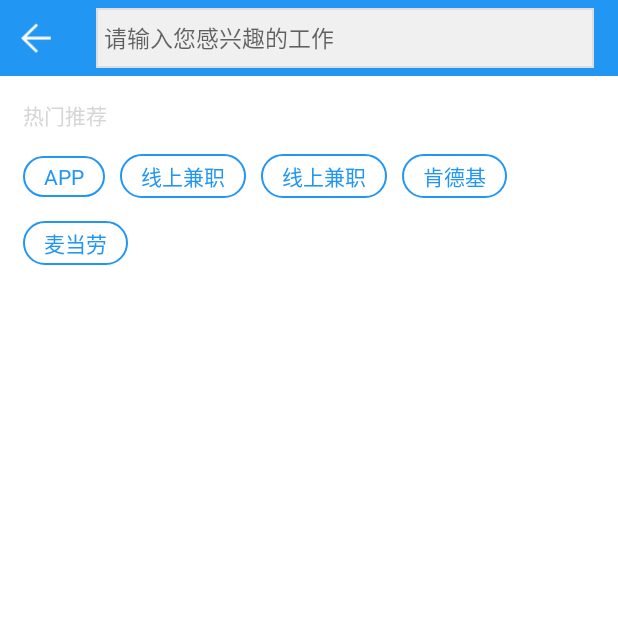
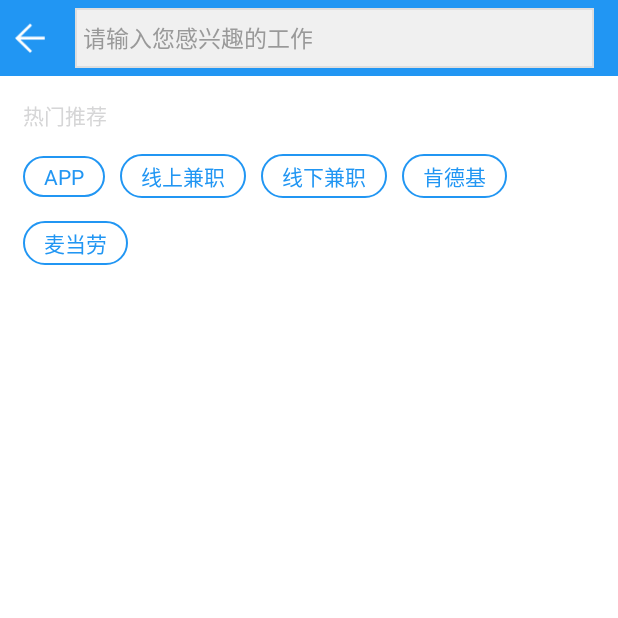
Before and after one commit to lrchao/FakeJob, an Android app: the fragment SearchFragment shown on its own in the app's theme, on a phone screen of 412 x 824 dp, the top half of it. Run offline under Robolectric (Android 15) with nearby library versions, the phone set to English and light mode, and no system bars; our stand-ins replace EventBus; libraries missing offline, so code that uses them is left out: com.lrchao.views; pictures from the network do not load; 2 statements that could not run were skipped.

Commit message:
搜索页面

```diff
--- a/library/src/main/java/com/lrchao/fakejob/ui/activity/search/SearchFragment.java
+++ b/library/src/main/java/com/lrchao/fakejob/ui/activity/search/SearchFragment.java
@@ -1,5 +1,6 @@
 package com.lrchao.fakejob.ui.activity.search;
 
+import android.text.TextUtils;
 import android.view.KeyEvent;
 import android.view.View;
 import android.view.ViewGroup;
@@ -10,6 +11,7 @@ import com.lrchao.fakejob.mvp.BasePresenter;
 import com.lrchao.fakejob.ui.activity.common.BaseFragment;
 import com.lrchao.fakejob.ui.activity.common.NetworkFragment;
 import com.lrchao.fakejob.ui.views.location.EditTextWithDel;
+import com.lrchao.fakejob.utils.NavUtils;
 import com.lrchao.utils.SoftKeyboardUtils;
 
 /**
@@ -19,7 +21,7 @@ import com.lrchao.utils.SoftKeyboardUtils;
  * @date 2017/9/4 上午11:18
  */
 
-public class SearchFragment extends NetworkFragment implements SearchContract.View {
+public class SearchFragment extends NetworkFragment implements SearchContract.View, View.OnClickListener {
 
     private EditTextWithDel mEditTextWithDel;
 
@@ -56,12 +58,22 @@ public class SearchFragment extends NetworkFragment implements SearchContract.Vi
                 if ((keyEvent != null && keyEvent.getKeyCode() == KeyEvent.KEYCODE_ENTER) ||
                         (actionId == KeyEvent.KEYCODE_ENDCALL)) {
                     SoftKeyboardUtils.hideKeyboard(getContext(), mEditTextWithDel);
+
+                    if (!TextUtils.isEmpty(mEditTextWithDel.getText())) {
+                        NavUtils.get().navToCategory(getContext(), mEditTextWithDel.getText().toString(), 1);
+                    }
+
                     return true;
                 }
                 return false;
             }
         });
 
+        parentView.findViewById(R.id.tv_app).setOnClickListener(this);
+        parentView.findViewById(R.id.tv_online).setOnClickListener(this);
+        parentView.findViewById(R.id.tv_offline).setOnClickListener(this);
+        parentView.findViewById(R.id.tv_kfc).setOnClickListener(this);
+        parentView.findViewById(R.id.tv_mdl).setOnClickListener(this);
     }
 
     @Override
@@ -69,4 +81,29 @@ public class SearchFragment extends NetworkFragment implements SearchContract.Vi
         mPresenter = new SearchPresenter();
         return mPresenter;
     }
+
+    @Override
+    public void onClick(View view) {
+        if (view.getId() == R.id.tv_app) {
+
+            NavUtils.get().navToCategory(getContext(), "APP", 2);
+
+        } else if (view.getId() == R.id.tv_online) {
+
+            NavUtils.get().navToCategory(getContext(), "线上兼职", 3);
+
+        } else if (view.getId() == R.id.tv_offline) {
+
+            NavUtils.get().navToCategory(getContext(), "线下兼职", 1);
+
+        } else if (view.getId() == R.id.tv_kfc) {
+
+            NavUtils.get().navToCategory(getContext(), "肯德基", 2);
+
+        } else if (view.getId() == R.id.tv_mdl) {
+
+            NavUtils.get().navToCategory(getContext(), "麦当劳", 3);
+
+        }
+    }
 }
--- a/library/src/main/res/layout/job_fragment_search.xml
+++ b/library/src/main/res/layout/job_fragment_search.xml
@@ -13,8 +13,8 @@
 
         <LinearLayout
             android:id="@+id/iv_back"
-            android:layout_width="48dp"
-            android:layout_height="48dp"
+            android:layout_width="40dp"
+            android:layout_height="40dp"
             android:gravity="center">
 
             <ImageView
@@ -29,14 +29,16 @@
             android:layout_width="match_parent"
             android:layout_height="40dp"
             android:layout_marginBottom="5dp"
-            android:layout_marginLeft="16dp"
+            android:layout_marginLeft="10dp"
             android:layout_marginRight="16dp"
             android:layout_marginTop="5dp"
             android:background="@drawable/job_edittext_background"
             android:hint="请输入您感兴趣的工作"
+            android:paddingRight="10dp"
             android:imeOptions="actionDone"
             android:paddingLeft="5dp"
             android:singleLine="true"
+            android:textColorHint="@color/job_text_hint"
             android:textSize="15dp"/>
 
     </LinearLayout>
@@ -62,7 +64,7 @@
             android:paddingBottom="15dp"
             android:paddingTop="15dp">
 
-            <TextView
+            <TextView android:id="@+id/tv_app"
                 android:layout_width="wrap_content"
                 android:layout_height="wrap_content"
                 android:background="@drawable/job_tag_bg"
@@ -73,7 +75,7 @@
                 android:text="APP"
                 android:textColor="@color/job_colorPrimary"/>
 
-            <TextView
+            <TextView android:id="@+id/tv_online"
                 android:layout_width="wrap_content"
                 android:layout_height="wrap_content"
                 android:layout_marginLeft="10dp"
@@ -86,7 +88,7 @@
                 android:textColor="@color/job_colorPrimary"/>
 
 
-            <TextView
+            <TextView android:id="@+id/tv_offline"
                 android:layout_width="wrap_content"
                 android:layout_height="wrap_content"
                 android:layout_marginLeft="10dp"
@@ -95,10 +97,10 @@
                 android:paddingLeft="14dp"
                 android:paddingRight="14dp"
                 android:paddingTop="4dp"
-                android:text="线上兼职"
+                android:text="线下兼职"
                 android:textColor="@color/job_colorPrimary"/>
 
-            <TextView
+            <TextView android:id="@+id/tv_kfc"
                 android:layout_width="wrap_content"
                 android:layout_height="wrap_content"
                 android:layout_marginLeft="10dp"
@@ -119,7 +121,7 @@
             android:orientation="horizontal"
             >
 
-            <TextView
+            <TextView android:id="@+id/tv_mdl"
                 android:layout_width="wrap_content"
                 android:layout_height="wrap_content"
                 android:background="@drawable/job_tag_bg"
```
